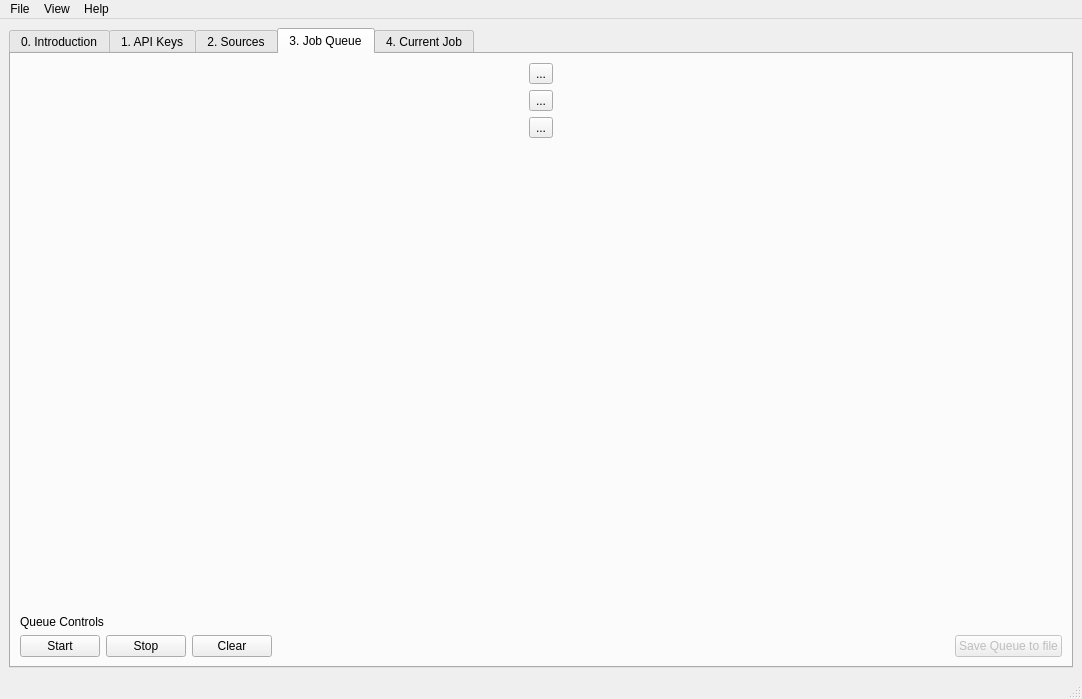
This is ui/mainwindow.ui in ScriptSmith/reaper as Qt 5 draws it before an edit. The edited form follows.
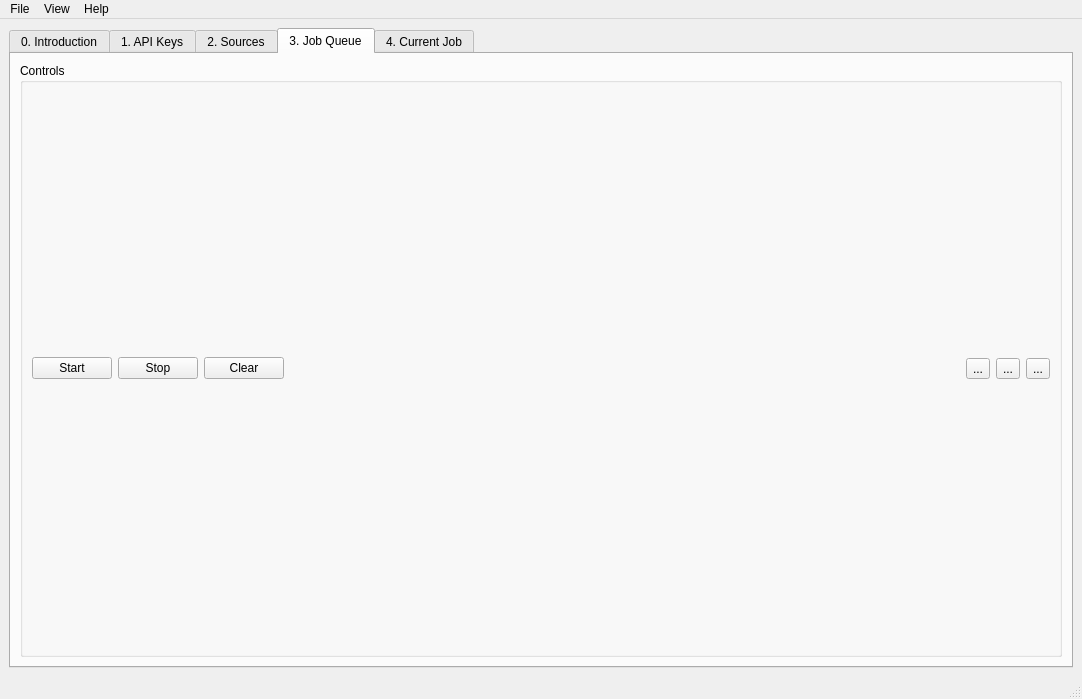
This is the edited form. The open tabs and pages were chosen to show the change. Icons and pictures are not drawn.

Commit message: updated queue interface

Diff of the .ui file:
```diff
--- a/ui/mainwindow.ui
+++ b/ui/mainwindow.ui
@@ -365,76 +365,12 @@
        </attribute>
        <layout class="QVBoxLayout" name="verticalLayout">
         <item>
-         <layout class="QHBoxLayout" name="queueLayout">
+         <layout class="QVBoxLayout" name="queueLayout">
           <item>
-           <layout class="QVBoxLayout" name="queueTools">
-            <item>
-             <widget class="QToolButton" name="queueUp">
-              <property name="enabled">
-               <bool>true</bool>
-              </property>
-              <property name="text">
-               <string>...</string>
-              </property>
-              <property name="icon">
-               <iconset>
-                <normaloff>up.png</normaloff>up.png</iconset>
-              </property>
-             </widget>
-            </item>
-            <item>
-             <widget class="QToolButton" name="queueDown">
-              <property name="enabled">
-               <bool>true</bool>
-              </property>
-              <property name="text">
-               <string>...</string>
-              </property>
-              <property name="icon">
-               <iconset>
-                <normaloff>down.png</normaloff>down.png</iconset>
-              </property>
-             </widget>
-            </item>
-            <item>
-             <widget class="QToolButton" name="queueRemove">
-              <property name="enabled">
-               <bool>true</bool>
-              </property>
-              <property name="text">
-               <string>...</string>
-              </property>
-              <property name="icon">
-               <iconset>
-                <normaloff>remove.png</normaloff>remove.png</iconset>
-              </property>
-             </widget>
-            </item>
-            <item>
-             <spacer name="verticalSpacer">
-              <property name="orientation">
-               <enum>Qt::Vertical</enum>
-              </property>
-              <property name="sizeHint" stdset="0">
-               <size>
-                <width>20</width>
-                <height>40</height>
-               </size>
-              </property>
-             </spacer>
-            </item>
-           </layout>
-          </item>
-         </layout>
-        </item>
-        <item>
-         <widget class="QLabel" name="label_29">
-          <property name="text">
-           <string>Queue Controls</string>
-          </property>
-         </widget>
-        </item>
-        <item>
+           <widget class="QGroupBox" name="groupBox">
+            <property name="title">
+             <string>Controls</string>
+            </property>
          <layout class="QHBoxLayout" name="horizontalLayout_2">
           <item>
            <widget class="QPushButton" name="queueStart">
@@ -471,13 +407,30 @@
            </spacer>
           </item>
           <item>
-           <widget class="QPushButton" name="queueSave">
-            <property name="enabled">
-             <bool>false</bool>
-            </property>
+              <widget class="QToolButton" name="queueUp">
+               <property name="text">
+                <string>...</string>
+               </property>
+               <property name="toolButtonStyle">
+                <enum>Qt::ToolButtonIconOnly</enum>
+               </property>
+              </widget>
+             </item>
+             <item>
+              <widget class="QToolButton" name="queueDown">
             <property name="text">
-             <string>Save Queue to file</string>
-            </property>
+                <string>...</string>
+               </property>
+              </widget>
+             </item>
+             <item>
+              <widget class="QToolButton" name="queueRemove">
+               <property name="text">
+                <string>...</string>
+               </property>
+              </widget>
+             </item>
+            </layout>
            </widget>
           </item>
          </layout>
```
Left out of the diff: 15 changed lines with no effect on the pictures. Lines whose indentation alone changed are shown as unchanged. The commit also changes 3 other files.
